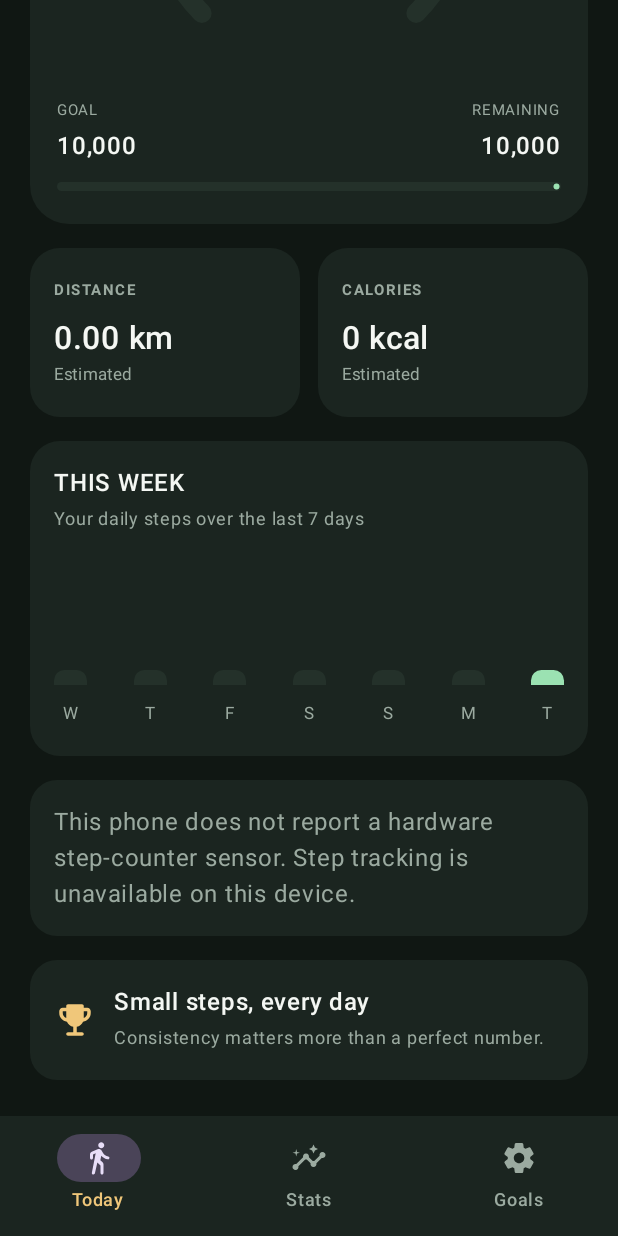
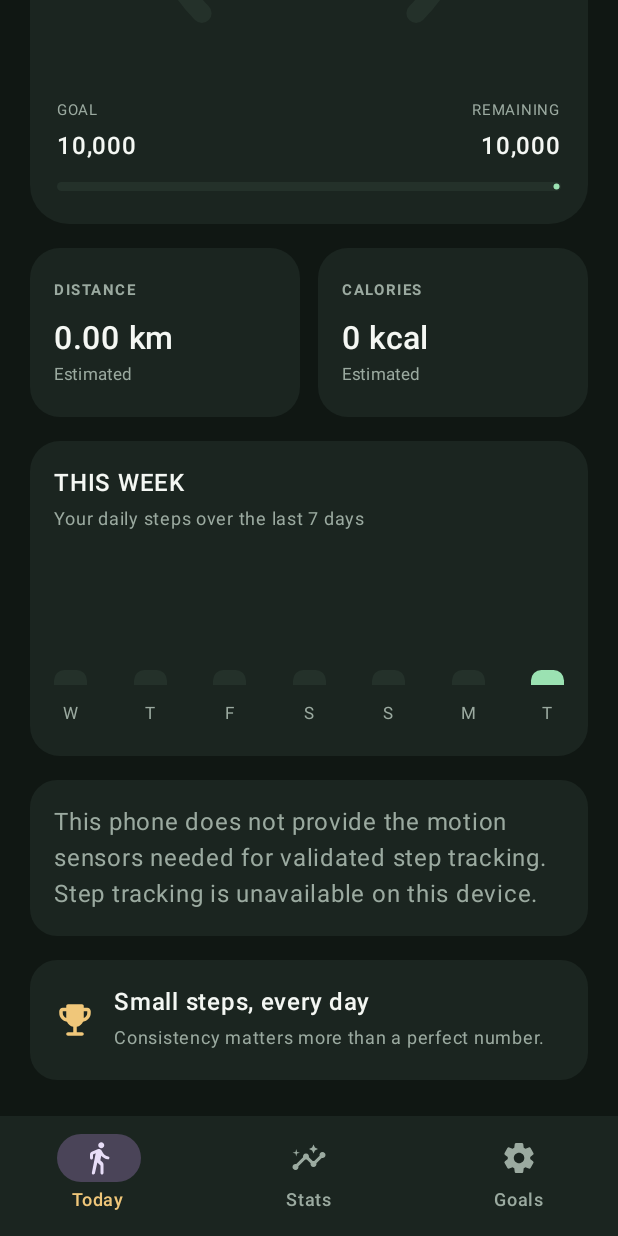
Before and after one commit to project-bharat/Chalate_Raho, an Android app built with Jetpack Compose: the screen it shows after launch (MainActivity), scrolled down 326 dp, on a phone screen of 412 x 824 dp. Run offline under Robolectric (Android 15) with nearby library versions, the phone set to English and light mode, and no system bars.

Commit message:
Check validated step detector and accelerometer availability

```diff
--- a/app/src/main/java/com/projectbharat/chalateraho/MainActivity.kt
+++ b/app/src/main/java/com/projectbharat/chalateraho/MainActivity.kt
@@ -72,7 +72,7 @@ private fun ChalateRahoApp() {
     var goalText by remember(snapshot.goal) { mutableStateOf(snapshot.goal.toString()) }
     val sensorAvailable = remember {
         val manager = context.getSystemService(SensorManager::class.java)
-        manager?.getDefaultSensor(Sensor.TYPE_STEP_COUNTER) != null
+        manager?.getDefaultSensor(Sensor.TYPE_STEP_DETECTOR) != null && (manager.getDefaultSensor(Sensor.TYPE_LINEAR_ACCELERATION) != null || manager.getDefaultSensor(Sensor.TYPE_ACCELEROMETER) != null)
     }
 
     val permissions = remember {
@@ -190,7 +190,7 @@ private fun TodayScreen(data: StepSnapshot, sensorAvailable: Boolean, permission
             item {
                 Surface(color = Panel, shape = RoundedCornerShape(18.dp)) {
                     Text(
-                        if (!sensorAvailable) "This phone does not report a hardware step-counter sensor. Step tracking is unavailable on this device."
+                        if (!sensorAvailable) "This phone does not provide the motion sensors needed for validated step tracking. Step tracking is unavailable on this device."
                         else "Allow Activity Recognition permission to start step tracking.",
                         color = Muted, modifier = Modifier.padding(16.dp)
                     )
```
